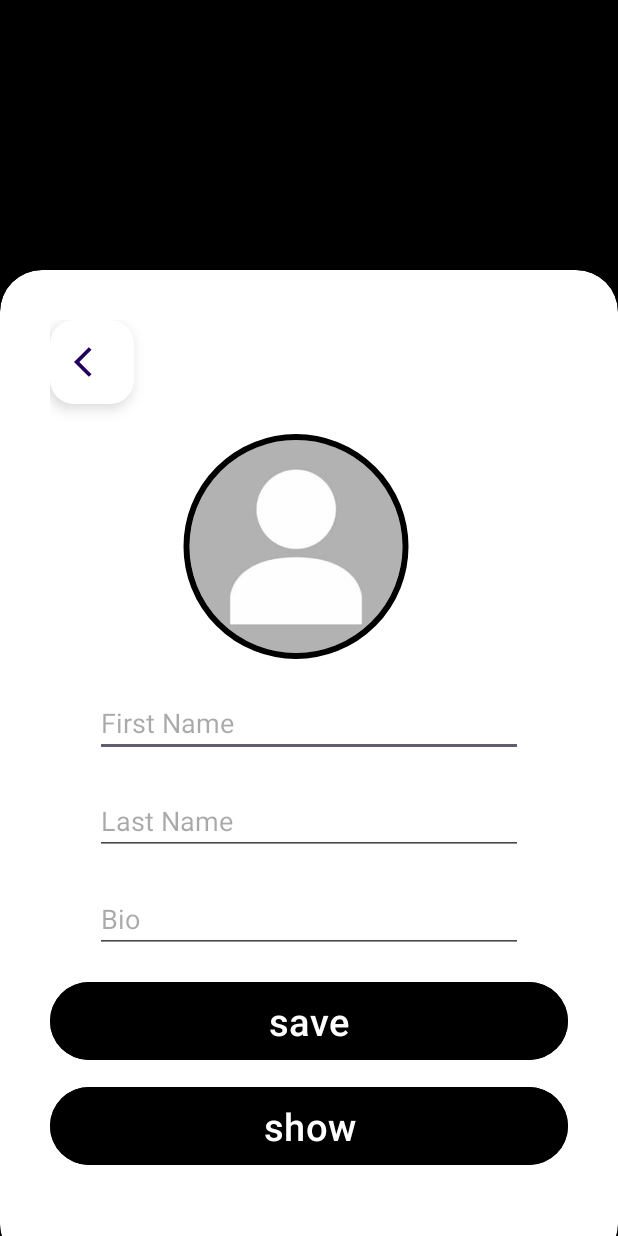
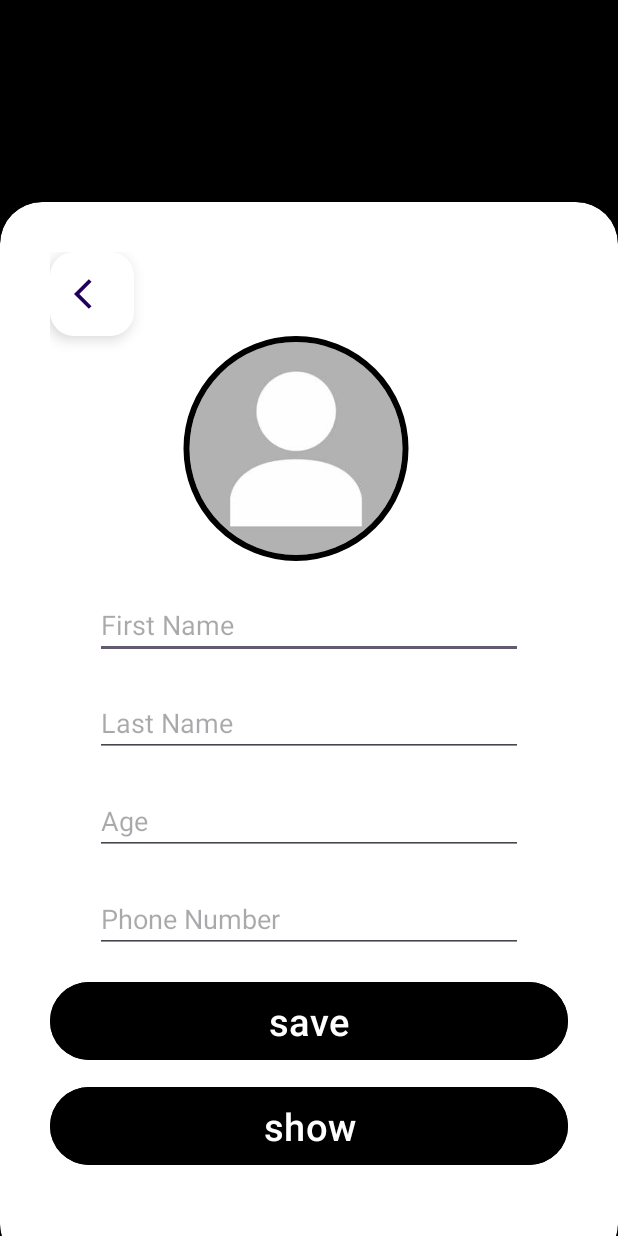
Before and after one commit to nourhanaboelsoud/DSCS2, an Android app: the UserProfile screen opened directly, with no data from a screen before it, on a phone screen of 412 x 824 dp. Run offline under Robolectric (Android 15) with nearby library versions, the phone set to English and light mode, and no system bars; our stand-ins replace CircleImageView, Firebase (no records; nobody signed in at launch, a user with empty details on screens opened directly).

Commit message:
some changes

```diff
--- a/app/src/main/java/com/example/test1/GetUserInfo.kt
+++ b/app/src/main/java/com/example/test1/GetUserInfo.kt
@@ -39,7 +39,8 @@ class GetUserInfo : AppCompatActivity() {
         val currentUser=FirebaseAuth.getInstance().currentUser
         if(currentUser != null){
             val email=currentUser.email
-            binding.emailTxt.text="Email : ${email}" }
+            binding.emailTxt.text="Email : ${email}"
+        }
 
 //        binding.backButtonUserInfo.setOnClickListener {
 //            val intent= Intent(this,UserProfile::class.java)
@@ -58,7 +59,8 @@ class GetUserInfo : AppCompatActivity() {
             override fun onDataChange(snapshot: DataSnapshot) {
                 user=snapshot.getValue(Users::class.java)!!
                 binding.getFullName.text = user.firstName + " " + user.lastName
-                binding.getBio.text = user.bio
+                binding.getAge.text = user.age
+                binding.phoneNum.text = user.phone
                 getUserProfile()
             }
             override fun onCancelled(error: DatabaseError) {
--- a/app/src/main/java/com/example/test1/Users.kt
+++ b/app/src/main/java/com/example/test1/Users.kt
@@ -1,3 +1,3 @@
 package com.example.test1
 
-data class Users(var firstName:String?=null ,var lastName:String?=null ,var bio:String?=null)
+data class Users(var firstName:String?=null ,var lastName:String?=null ,var age:String?=null,var phone:String?=null)
--- a/app/src/main/res/layout/activity_user_profile.xml
+++ b/app/src/main/res/layout/activity_user_profile.xml
@@ -34,9 +34,9 @@
                 android:importantForAccessibility="no"
                 android:focusable="true" />
 
-            <View
-                android:layout_width="wrap_content"
-                android:layout_height="20dp"/>
+<!--            <View-->
+<!--                android:layout_width="wrap_content"-->
+<!--                android:layout_height="20dp"/>-->
 
             <de.hdodenhof.circleimageview.CircleImageView
                 android:id="@+id/circleImageView"
@@ -63,7 +63,7 @@
                 android:layout_marginRight="30dp"
                 android:hint="@string/first_name"
                 android:importantForAutofill="no"
-                android:inputType="textEmailAddress"
+                android:inputType="textPersonName"
                 app:layout_constraintTop_toBottomOf="@+id/circleImageView"
                 tools:ignore="TouchTargetSizeCheck"
                 tools:layout_editor_absoluteX="0dp" />
@@ -77,25 +77,38 @@
                 android:layout_marginRight="30dp"
                 android:hint="@string/last_name"
                 android:importantForAutofill="no"
-                android:inputType="textEmailAddress"
+                android:inputType="textPersonName"
                 app:layout_constraintTop_toBottomOf="@+id/circleImageView"
                 tools:ignore="TouchTargetSizeCheck"
                 tools:layout_editor_absoluteX="0dp" />
 
-
             <EditText
-                android:id="@+id/Bio"
+                android:id="@+id/Age"
                 android:layout_width="match_parent"
                 android:layout_height="wrap_content"
                 android:layout_marginLeft="30dp"
                 android:layout_marginTop="20dp"
                 android:layout_marginRight="30dp"
-                android:hint="@string/bio"
+                android:hint="Age"
                 android:importantForAutofill="no"
-                android:inputType="textEmailAddress"
+                android:inputType="number"
                 app:layout_constraintTop_toBottomOf="@+id/circleImageView"
-                tools:ignore="TouchTargetSizeCheck"
+                tools:ignore="HardcodedText,TouchTargetSizeCheck"
                 tools:layout_editor_absoluteX="0dp" />
+            <EditText
+                android:id="@+id/Phone"
+                android:layout_width="match_parent"
+                android:layout_height="wrap_content"
+                android:layout_marginLeft="30dp"
+                android:layout_marginTop="20dp"
+                android:layout_marginRight="30dp"
+                android:hint="Phone Number"
+                android:importantForAutofill="no"
+                android:inputType="phone"
+                app:layout_constraintTop_toBottomOf="@+id/circleImageView"
+                tools:ignore="TextFields,TouchTargetSizeCheck"
+                tools:layout_editor_absoluteX="0dp" />
+
 
             <View
                 android:layout_width="wrap_content"
@@ -128,7 +141,6 @@
                 android:layout_width="wrap_content"
                 android:layout_height="30dp"/>
 
-
         </LinearLayout>
 
     </androidx.cardview.widget.CardView>
--- a/app/src/main/res/values/strings.xml
+++ b/app/src/main/res/values/strings.xml
@@ -33,4 +33,5 @@
     <string name="show_info">show info</string>
     <string name="default_web_client_id">759298847331-o25hgebcuqfoirn2sl7lue826hs287qj.apps.googleusercontent.com</string>
     <string name="show">show</string>
+    <string name="sign_in_with_google">Sign In With Google</string>
 </resources>
```
Also changed, not shown: app/src/main/java/com/example/test1/UserProfile.kt (+7 -5 lines), app/src/main/res/layout/activity_get_user_info.xml (+29 -15 lines), app/src/main/res/layout/activity_sign_up.xml (+27 -16 lines), app/src/main/res/layout/activity_sing_in.xml (+24 -61 lines), app/src/main/res/drawable/or.jpg (added).
